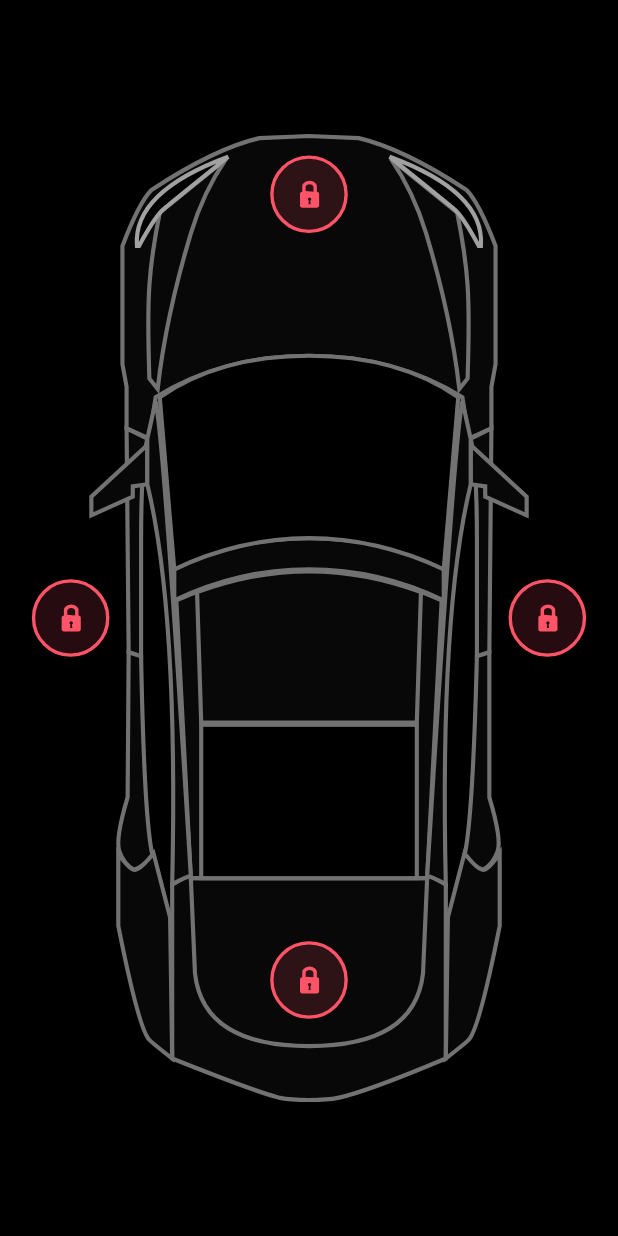
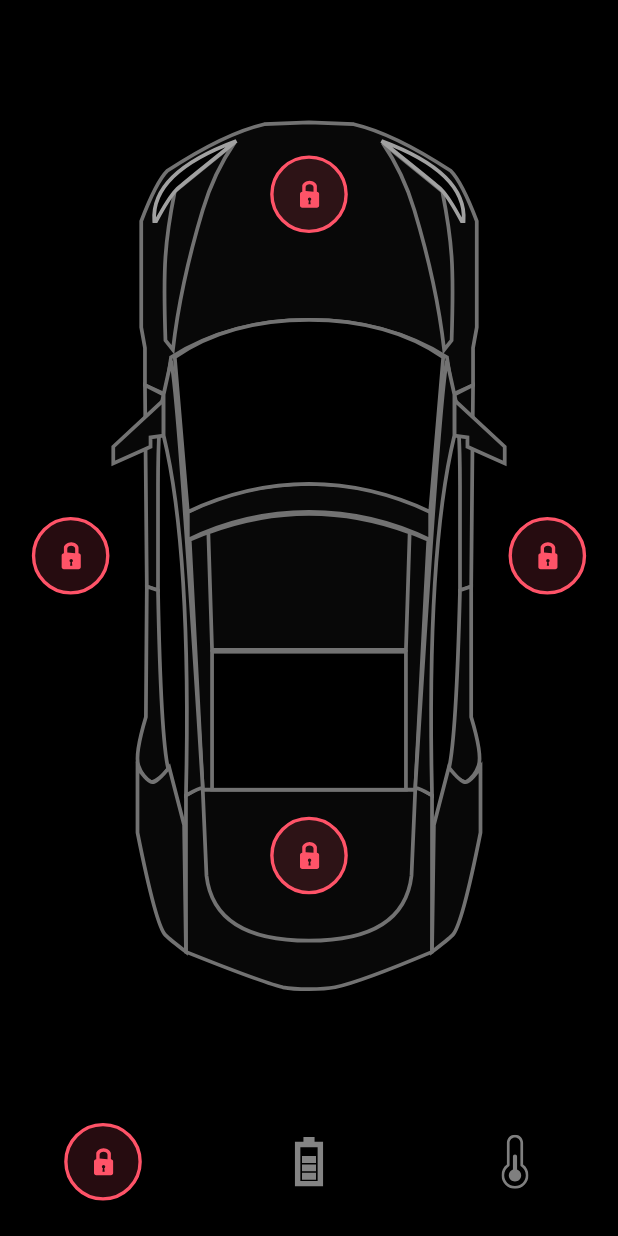
Before and after one commit to iamthejahid/mimic-of-flutter-way, a Flutter app: the screen it shows after launch, on a phone screen of 412 x 824 dp. Run offline on Flutter 3.47's test engine with Material 2 defaults, Android fonts, the light colour scheme and no system bars; our stand-ins replace flutter_svg, form_field_validator.

Commit message:
bar tab and others

```diff
--- /dev/null
+++ b/tesla/lib/componentrs/door_lock.dart
@@ -0,0 +1,38 @@
+import 'package:flutter/material.dart';
+import 'package:flutter_svg/flutter_svg.dart';
+import 'package:tesla/constants/constants.dart';
+
+class DoorLock extends StatelessWidget {
+  const DoorLock({
+    Key? key,
+    required this.onPress,
+    required this.isLocked,
+  }) : super(key: key);
+
+  final VoidCallback onPress;
+  final bool isLocked;
+
+  @override
+  Widget build(BuildContext context) {
+    return GestureDetector(
+      onTap: onPress,
+      child: AnimatedSwitcher(
+        duration: defaultDuration,
+        switchInCurve: Curves.easeInOutBack,
+        transitionBuilder: (c, a) => ScaleTransition(
+          scale: a,
+          child: c,
+        ),
+        child: isLocked
+            ? SvgPicture.asset(
+                "assets/icons/door_lock.svg",
+                key: const ValueKey("lcok"),
+              )
+            : SvgPicture.asset(
+                "assets/icons/door_unlock.svg",
+                key: const ValueKey("unlcok"),
+              ),
+      ),
+    );
+  }
+}
--- a/tesla/lib/screens/home_screens.dart
+++ b/tesla/lib/screens/home_screens.dart
@@ -1,6 +1,7 @@
 import 'package:flutter/material.dart';
 import 'package:flutter_svg/svg.dart';
-import 'package:tesla/constants/constants.dart';
+import 'package:tesla/screens/nav_t.dart';
+import 'package:tesla/componentrs/door_lock.dart';
 import 'package:tesla/controller/home_controller.dart';
 
 class HomeScreen extends StatelessWidget {
@@ -14,6 +15,7 @@ class HomeScreen extends StatelessWidget {
         animation: _controller,
         builder: (context, snapshot) {
           return Scaffold(
+            bottomNavigationBar: const NavT(),
             body: SafeArea(
               child: LayoutBuilder(builder: (context, constrains) {
                 return Stack(
@@ -63,38 +65,3 @@ class HomeScreen extends StatelessWidget {
         });
   }
 }
-
-class DoorLock extends StatelessWidget {
-  const DoorLock({
-    Key? key,
-    required this.onPress,
-    required this.isLocked,
-  }) : super(key: key);
-
-  final VoidCallback onPress;
-  final bool isLocked;
-
-  @override
-  Widget build(BuildContext context) {
-    return GestureDetector(
-      onTap: onPress,
-      child: AnimatedSwitcher(
-        duration: defaultDuration,
-        switchInCurve: Curves.easeInOutBack,
-        transitionBuilder: (c, a) => ScaleTransition(
-          scale: a,
-          child: c,
-        ),
-        child: isLocked
-            ? SvgPicture.asset(
-                "assets/icons/door_lock.svg",
-                key: const ValueKey("lcok"),
-              )
-            : SvgPicture.asset(
-                "assets/icons/door_unlock.svg",
-                key: const ValueKey("unlcok"),
-              ),
-      ),
-    );
-  }
-}
--- /dev/null
+++ b/tesla/lib/screens/nav_t.dart
@@ -0,0 +1,29 @@
+import 'package:flutter/material.dart';
+import 'package:flutter_svg/flutter_svg.dart';
+
+class NavT extends StatelessWidget {
+  const NavT({
+    Key? key,
+  }) : super(key: key);
+
+  @override
+  Widget build(BuildContext context) {
+    return BottomNavigationBar(
+      backgroundColor: Colors.black,
+      items: [
+        BottomNavigationBarItem(
+          icon: SvgPicture.asset("assets/icons/door_lock.svg"),
+          label: " ",
+        ),
+        BottomNavigationBarItem(
+          icon: SvgPicture.asset("assets/icons/Charge.svg"),
+          label: " ",
+        ),
+        BottomNavigationBarItem(
+          icon: SvgPicture.asset("assets/icons/Temp.svg"),
+          label: " ",
+        ),
+      ],
+    );
+  }
+}
```
